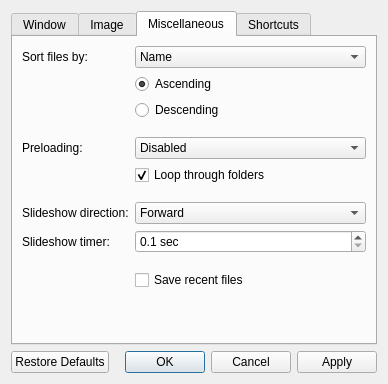
The window that src/qvoptionsdialog.ui (jurplel/qView) describes before a commit, drawn with Qt 5.
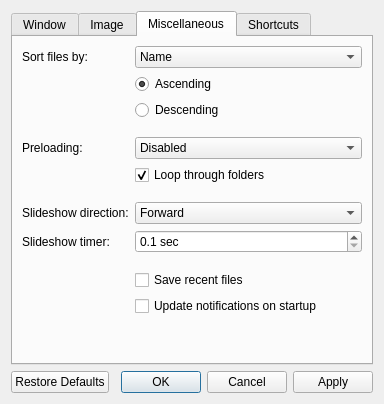
The same window after the commit. The open tabs and pages were chosen to show the change.

Commit message: Add update notifications option

What changed in the file:
```diff
--- a/src/qvoptionsdialog.ui
+++ b/src/qvoptionsdialog.ui
@@ -9,8 +9,8 @@
    <rect>
     <x>0</x>
     <y>0</y>
-    <width>388</width>
-    <height>376</height>
+    <width>384</width>
+    <height>404</height>
    </rect>
   </property>
   <property name="windowTitle">
@@ -617,6 +617,13 @@
          </property>
         </spacer>
        </item>
+       <item row="11" column="1">
+        <widget class="QCheckBox" name="updateCheckbox">
+         <property name="text">
+          <string>Update notifications on startup</string>
+         </property>
+        </widget>
+       </item>
       </layout>
      </widget>
      <widget class="QWidget" name="shortcuts">
```
The commit also changes 7 other files.
